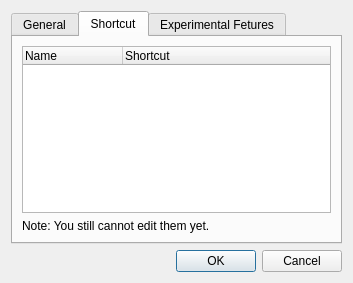
The window that src/painttyDesktop/widgets/configuredialog.ui (liuyanghejerry/painttyWidget) describes before a commit, drawn with Qt 5.
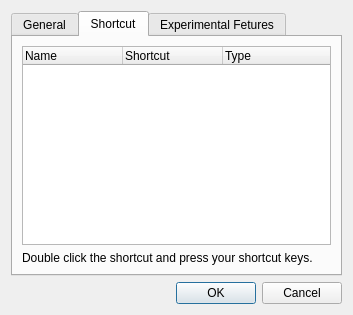
The same window after the commit. The open tabs and pages were chosen to show the change.

Commit message: implenment shortcut editing feature.

```diff
--- a/src/painttyDesktop/widgets/configuredialog.ui
+++ b/src/painttyDesktop/widgets/configuredialog.ui
@@ -7,7 +7,7 @@
     <x>0</x>
     <y>0</y>
     <width>353</width>
-    <height>283</height>
+    <height>315</height>
    </rect>
   </property>
   <property name="windowTitle">
@@ -70,7 +70,7 @@
           <bool>true</bool>
          </property>
          <property name="columnCount">
-          <number>2</number>
+          <number>3</number>
          </property>
          <column>
           <property name="text">
@@ -82,12 +82,20 @@
            <string>Shortcut</string>
           </property>
          </column>
+         <column>
+          <property name="text">
+           <string>Type</string>
+          </property>
+         </column>
         </widget>
        </item>
        <item>
         <widget class="QLabel" name="label">
          <property name="text">
-          <string>Note: You still cannot edit them yet.</string>
+          <string>Double click the shortcut and press your shortcut keys.</string>
+         </property>
+         <property name="wordWrap">
+          <bool>true</bool>
          </property>
         </widget>
        </item>
```
Left out of the diff: 6 changed lines with no effect on the pictures. The commit also changes 11 other files.
